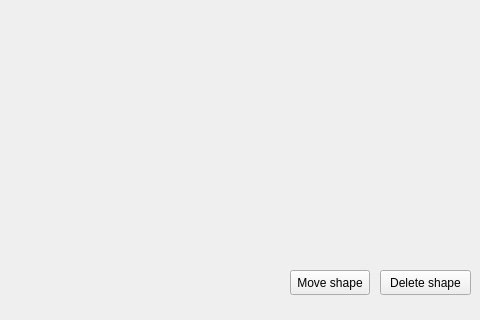
Above: admindialog.ui from chrisq327/CS1C-Team-Rocket before the change; both pictures show x 300 to 780 and y 180 to 500 of the 1000 by 500 pixel window. Below: the same form after it.
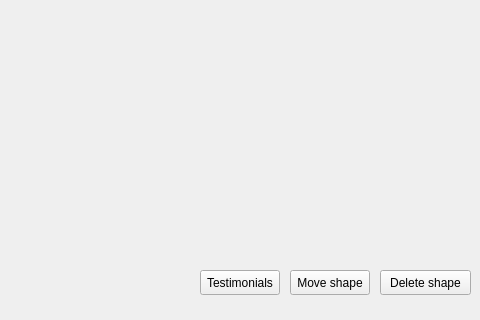
That is the form after the change.

```diff
--- a/admindialog.ui
+++ b/admindialog.ui
@@ -65,6 +65,19 @@
     <string>Move shape</string>
    </property>
   </widget>
+  <widget class="QPushButton" name="pushButton_testimonials">
+   <property name="geometry">
+    <rect>
+     <x>500</x>
+     <y>450</y>
+     <width>80</width>
+     <height>25</height>
+    </rect>
+   </property>
+   <property name="text">
+    <string>Testimonials</string>
+   </property>
+  </widget>
  </widget>
  <resources/>
  <connections/>
```
Left out of the diff: 2 changed lines with no effect on the pictures.
